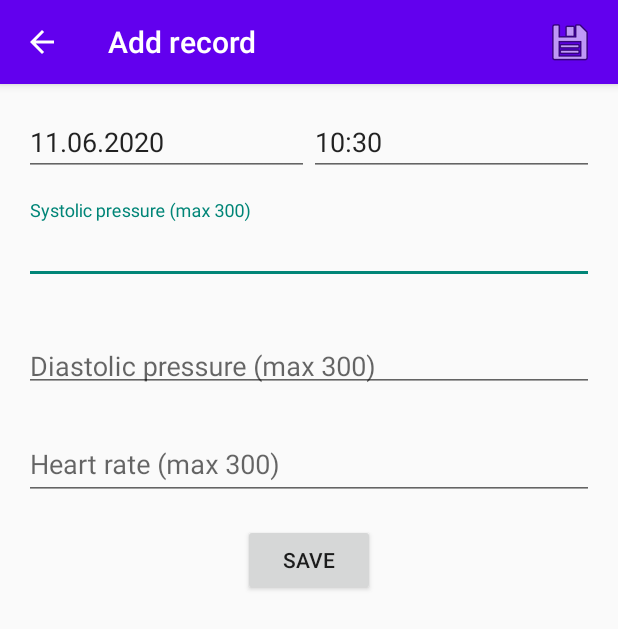
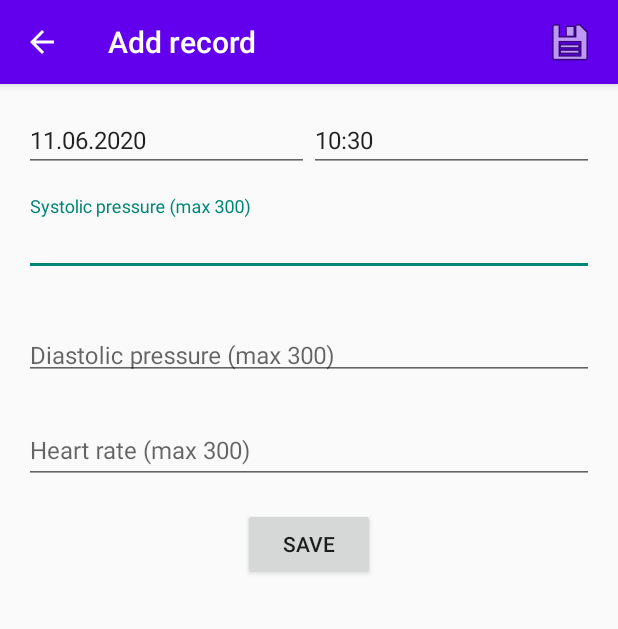
Before and after one commit to Tuu-Tikki/Diary, an Android app: the AddRecord screen opened directly, with no data from a screen before it, on a phone screen of 412 x 824 dp. Shown: the top 629 px of the screen. Run offline under Robolectric (Android 15) with nearby library versions, the phone set to English and light mode, and no system bars; our stand-ins replace Room's generated code.

Commit message:
made textSize in dp (so it doesn't be changed by user settings) and made different textSizes for several screen sizes. Also reworked the RecycleView and the header for it, now the width of the columns restricted by ems

```diff
--- a/app/src/main/java/com/example/diary/AlarmReceiver.java
+++ b/app/src/main/java/com/example/diary/AlarmReceiver.java
@@ -1,6 +1,5 @@
 package com.example.diary;
 
-import android.app.NotificationManager;
 import android.content.BroadcastReceiver;
 import android.content.Context;
 import android.content.Intent;
--- a/app/src/main/res/layout/activity_add_record.xml
+++ b/app/src/main/res/layout/activity_add_record.xml
@@ -25,12 +25,12 @@
             android:layout_width="wrap_content"
             android:layout_height="wrap_content"
             android:layout_gravity="end"
-            android:background="@color/colorPrimary"
+            android:background="@android:color/transparent"
+            android:contentDescription="@string/save_button_on_toolbar"
             android:src="@android:drawable/ic_menu_save"
             android:text="@string/save_button"
-            android:layout_marginRight="16dp"
-            android:contentDescription="@string/save_button_on_toolbar"
-            android:layout_marginEnd="16dp" />
+            android:layout_marginRight="@dimen/table_padding_double"
+            android:layout_marginEnd="@dimen/table_padding_double" />
 
     </androidx.appcompat.widget.Toolbar>
 
@@ -71,7 +71,7 @@
                     android:importantForAutofill="no"
                     android:inputType="number"
                     android:maxLength="3"
-                    android:textSize="18sp" />
+                    android:textSize="@dimen/font_size" />
 
             </com.google.android.material.textfield.TextInputLayout>
 
@@ -99,7 +99,7 @@
                     android:importantForAutofill="no"
                     android:inputType="number"
                     android:maxLength="3"
-                    android:textSize="18sp" />
+                    android:textSize="@dimen/font_size" />
 
             </com.google.android.material.textfield.TextInputLayout>
 
@@ -122,7 +122,7 @@
                     android:importantForAutofill="no"
                     android:inputType="number"
                     android:maxLength="3"
-                    android:textSize="18sp" />
+                    android:textSize="@dimen/font_size" />
 
             </com.google.android.material.textfield.TextInputLayout>
 
@@ -137,6 +137,7 @@
                 android:layout_marginRight="@dimen/button_constraints"
                 android:layout_marginBottom="@dimen/table_padding_double"
                 android:text="@string/save_button"
+                android:textSize="@dimen/button_font_size"
                 app:layout_constraintBottom_toBottomOf="parent"
                 app:layout_constraintEnd_toEndOf="parent"
                 app:layout_constraintStart_toStartOf="parent"
@@ -154,6 +155,7 @@
                 android:hint="@string/time_format"
                 android:importantForAutofill="no"
                 android:inputType="time"
+                android:textSize="@dimen/font_size"
                 app:layout_constraintEnd_toEndOf="parent"
                 app:layout_constraintStart_toEndOf="@+id/date"
                 app:layout_constraintTop_toTopOf="parent" />
@@ -170,6 +172,7 @@
                 android:hint="@string/date_format"
                 android:importantForAutofill="no"
                 android:inputType="date"
+                android:textSize="@dimen/font_size"
                 app:layout_constraintBottom_toBottomOf="@+id/time"
                 app:layout_constraintEnd_toStartOf="@+id/time"
                 app:layout_constraintStart_toStartOf="parent"
--- /dev/null
+++ b/app/src/main/res/values-hdpi/dimens.xml
@@ -0,0 +1,5 @@
+<?xml version="1.0" encoding="utf-8"?>
+<resources>
+    <dimen name="font_size">16dp</dimen>
+    <dimen name="button_font_size">14dp</dimen>
+</resources>
--- /dev/null
+++ b/app/src/main/res/values-large/dimens.xml
@@ -0,0 +1,5 @@
+<?xml version="1.0" encoding="utf-8"?>
+<resources>
+    <dimen name="font_size">30dp</dimen>
+    <dimen name="button_font_size">24dp</dimen>
+</resources>
--- /dev/null
+++ b/app/src/main/res/values-mdpi/dimens.xml
@@ -0,0 +1,5 @@
+<?xml version="1.0" encoding="utf-8"?>
+<resources>
+    <dimen name="font_size">16dp</dimen>
+    <dimen name="button_font_size">16dp</dimen>
+</resources>
--- /dev/null
+++ b/app/src/main/res/values-xxhdpi/dimens.xml
@@ -0,0 +1,5 @@
+<?xml version="1.0" encoding="utf-8"?>
+<resources>
+    <dimen name="font_size">18dp</dimen>
+    <dimen name="button_font_size">14dp</dimen>
+</resources>
--- a/app/src/main/res/values/table.xml
+++ b/app/src/main/res/values/table.xml
@@ -5,8 +5,8 @@
     <dimen name="table_padding_half">4dp</dimen>
     <dimen name="table_padding_double">16dp</dimen>
     <dimen name="button_constraints">32dp</dimen>
-    <string name="column_date">Date&#160;&#160;&#160;&#160;&#160;&#160;&#160;&#160;&#160;&#160;&#160;&#160;</string>
-    <string name="column_time">Time&#160;</string>
+    <string name="column_date">Date</string>
+    <string name="column_time">Time</string>
     <string name="column_pressure">Pressure</string>
     <string name="column_pulse">Pulse</string>
 </resources>
```
Also changed, not shown: app/src/main/java/com/example/diary/MainActivity.java (+5 -4 lines), app/src/main/res/layout/activity_main.xml (+21 -25 lines), app/src/main/res/layout/item_pressure_records.xml (+17 -18 lines).
